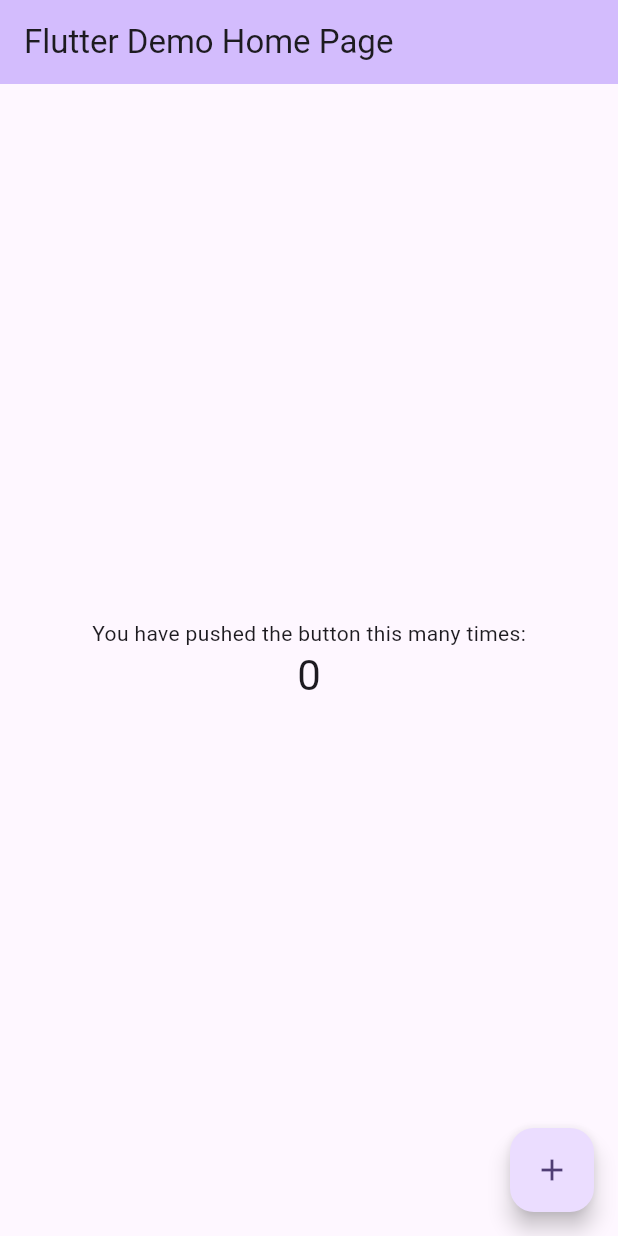
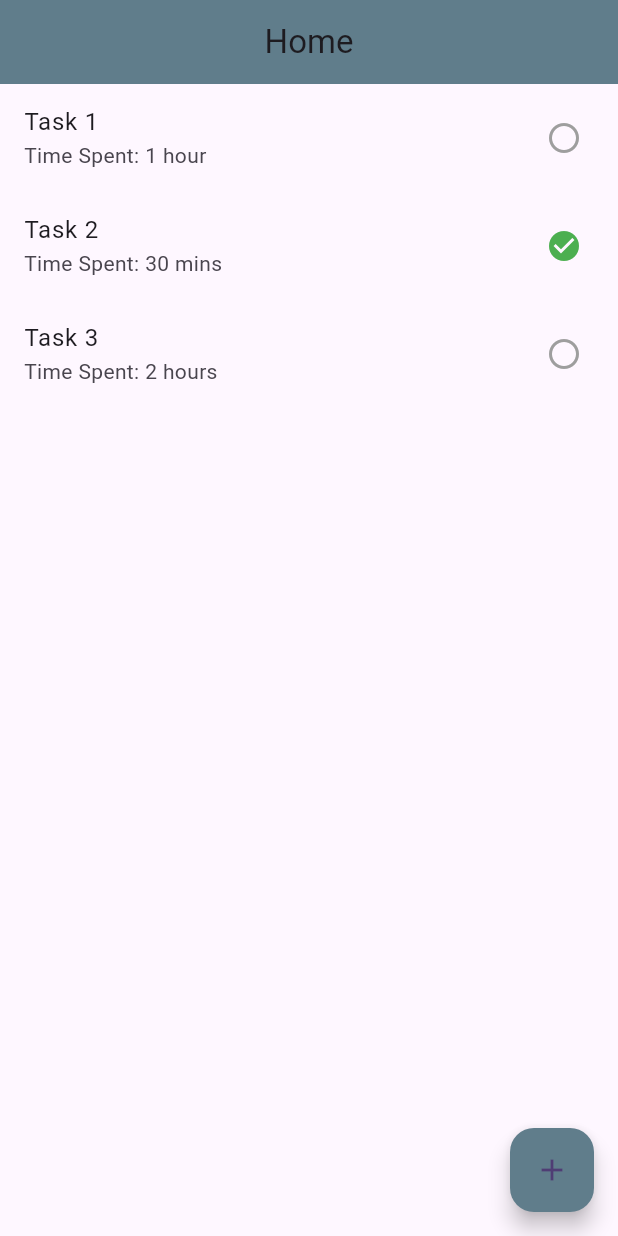
Before and after one commit to fahadzardari/time_tracker_mad_project, a Flutter app: the screen it shows after launch, on a phone screen of 412 x 824 dp. Run offline on Flutter 3.47's test engine with Material 3 defaults, Android fonts, the phone set to English and light mode, and no system bars; our stand-ins replace sqflite; accounts and stored records are empty.

Commit message:
Refactor main.dart and add Home screen

```diff
--- a/lib/main.dart
+++ b/lib/main.dart
@@ -1,4 +1,7 @@
 import 'package:flutter/material.dart';
+import 'package:time_tracker_mad_project/screens/create_task.dart';
+import 'package:time_tracker_mad_project/screens/home.dart';
+import 'package:time_tracker_mad_project/screens/task_detail.dart';
 
 void main() {
   runApp(const MyApp());
@@ -11,7 +14,7 @@
   @override
   Widget build(BuildContext context) {
     return MaterialApp(
-      title: 'Flutter Demo',
+      title: 'Time Tracker App',
       theme: ThemeData(
         // This is the theme of your application.
         //
@@ -31,95 +34,12 @@
         colorScheme: ColorScheme.fromSeed(seedColor: Colors.deepPurple),
         useMaterial3: true,
       ),
-      home: const MyHomePage(title: 'Flutter Demo Home Page'),
+      initialRoute: '/',
+      routes: {
+        '/': (context) => Home(),
+        '/task_detail': (context) => TaskDetail(task: Task(title: 'Task 1', timeSpent: '1 hour', isCompleted: false)),
+        '/create_task': (context) => CreateTask(),
+      },
     );
   }
 }
-
-class MyHomePage extends StatefulWidget {
-  const MyHomePage({super.key, required this.title});
-
-  // This widget is the home page of your application. It is stateful, meaning
-  // that it has a State object (defined below) that contains fields that affect
-  // how it looks.
-
-  // This class is the configuration for the state. It holds the values (in this
-  // case the title) provided by the parent (in this case the App widget) and
-  // used by the build method of the State. Fields in a Widget subclass are
-  // always marked "final".
-
-  final String title;
-
-  @override
-  State<MyHomePage> createState() => _MyHomePageState();
-}
-
-class _MyHomePageState extends State<MyHomePage> {
-  int _counter = 0;
-
-  void _incrementCounter() {
-    setState(() {
-      // This call to setState tells the Flutter framework that something has
-      // changed in this State, which causes it to rerun the build method below
-      // so that the display can reflect the updated values. If we changed
-      // _counter without calling setState(), then the build method would not be
-      // called again, and so nothing would appear to happen.
-      _counter++;
-    });
-  }
-
-  @override
-  Widget build(BuildContext context) {
-    // This method is rerun every time setState is called, for instance as done
-    // by the _incrementCounter method above.
-    //
-    // The Flutter framework has been optimized to make rerunning build methods
-    // fast, so that you can just rebuild anything that needs updating rather
-    // than having to individually change instances of widgets.
-    return Scaffold(
-      appBar: AppBar(
-        // TRY THIS: Try changing the color here to a specific color (to
-        // Colors.amber, perhaps?) and trigger a hot reload to see the AppBar
-        // change color while the other colors stay the same.
-        backgroundColor: Theme.of(context).colorScheme.inversePrimary,
-        // Here we take the value from the MyHomePage object that was created by
-        // the App.build method, and use it to set our appbar title.
-        title: Text(widget.title),
-      ),
-      body: Center(
-        // Center is a layout widget. It takes a single child and positions it
-        // in the middle of the parent.
-        child: Column(
-          // Column is also a layout widget. It takes a list of children and
-          // arranges them vertically. By default, it sizes itself to fit its
-          // children horizontally, and tries to be as tall as its parent.
-          //
-          // Column has various properties to control how it sizes itself and
-          // how it positions its children. Here we use mainAxisAlignment to
-          // center the children vertically; the main axis here is the vertical
-          // axis because Columns are vertical (the cross axis would be
-          // horizontal).
-          //
-          // TRY THIS: Invoke "debug painting" (choose the "Toggle Debug Paint"
-          // action in the IDE, or press "p" in the console), to see the
-          // wireframe for each widget.
-          mainAxisAlignment: MainAxisAlignment.center,
-          children: <Widget>[
-            const Text(
-              'You have pushed the button this many times:',
-            ),
-            Text(
-              '$_counter',
-              style: Theme.of(context).textTheme.headlineMedium,
-            ),
-          ],
-        ),
-      ),
-      floatingActionButton: FloatingActionButton(
-        onPressed: _incrementCounter,
-        tooltip: 'Increment',
-        child: const Icon(Icons.add),
-      ), // This trailing comma makes auto-formatting nicer for build methods.
-    );
-  }
-}
--- /dev/null
+++ b/lib/screens/home.dart
@@ -0,0 +1,64 @@
+import 'package:flutter/material.dart';
+import 'package:time_tracker_mad_project/screens/task_detail.dart';
+
+class Task {
+  final String title;
+  final String timeSpent;
+  final bool isCompleted;
+
+  Task({required this.title, required this.timeSpent, required this.isCompleted});
+}
+
+class Home extends StatelessWidget{
+   final List<Task> tasks = [
+    Task(title: 'Task 1', timeSpent: '1 hour', isCompleted: false),
+    Task(title: 'Task 2', timeSpent: '30 mins', isCompleted: true),
+    Task(title: 'Task 3', timeSpent: '2 hours', isCompleted: false),
+  ];
+
+  @override
+  Widget build(BuildContext context) {
+    return Scaffold(
+      appBar: AppBar(
+        title: const Text('Home'),
+        centerTitle: true,
+        backgroundColor: Colors.blueGrey,
+      ),
+      body: SafeArea(
+        child: Center(
+          child: Expanded(
+            child: ListView.builder(
+              itemCount: tasks.length,
+              itemBuilder: (context, index) {
+                final task = tasks[index];
+                return ListTile(
+                  title: Text(task.title),
+                  subtitle: Text('Time Spent: ${task.timeSpent}'),
+                  trailing: Icon(
+                    task.isCompleted ? Icons.check_circle : Icons.radio_button_unchecked,
+                    color: task.isCompleted ? Colors.green : Colors.grey,
+                  ),
+                  onTap: () {
+                    Navigator.push(
+                    context,
+                    MaterialPageRoute(
+                      builder: (context) => TaskDetail(task: task),
+                    ),
+                  );
+                  },
+                );
+              },
+            ),
+          )
+        ),
+      ),
+      floatingActionButton: FloatingActionButton(
+        onPressed: () {
+          Navigator.pushNamed(context, '/create_task');
+        },
+        child: const Icon(Icons.add),
+        backgroundColor: Colors.blueGrey,
+      ),
+    );
+  }
+}
```
